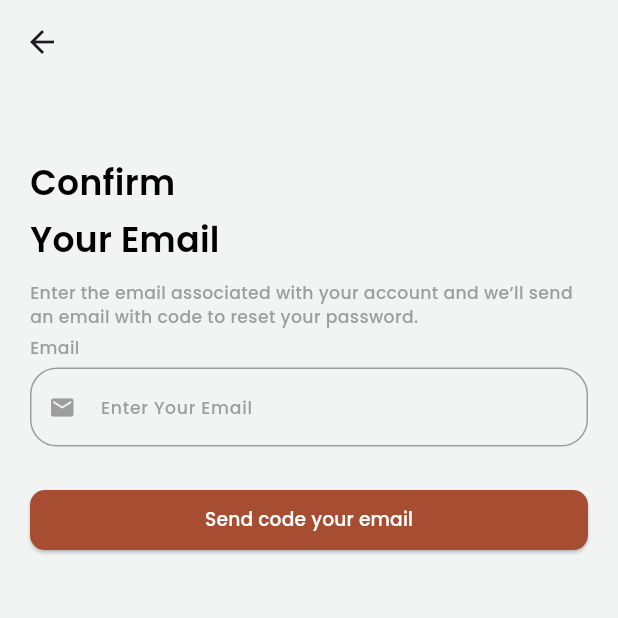
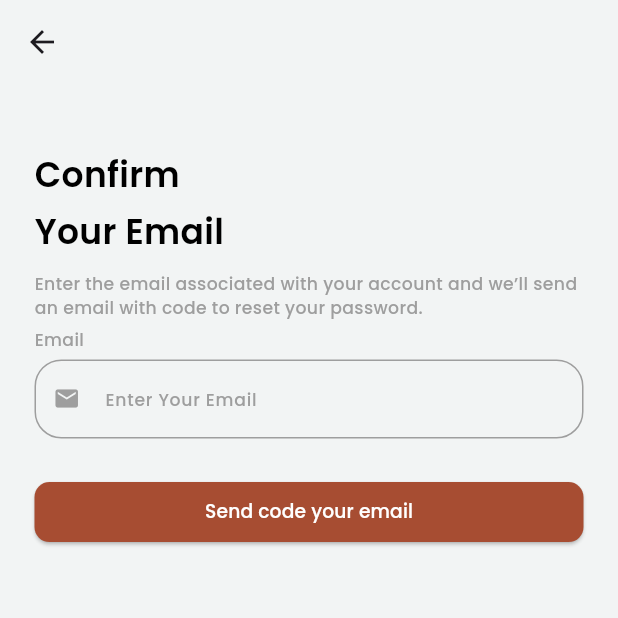
Before and after one commit to Nitin-U/cleanerapp, a Flutter app: the ForgotPasswordScreen screen opened directly, on a phone screen of 412 x 824 dp, the top half of it. Run offline on Flutter 3.47's test engine with Material 3 defaults, Android fonts, the phone set to English and light mode, and no system bars; our stand-ins replace flutter_screenutil, google_fonts, pinput.

Commit message:
increased the padding in the forgot password screen

```diff
--- a/lib/view/authentication/forgot_password/forgot_password_view/forgot_password_screen.dart
+++ b/lib/view/authentication/forgot_password/forgot_password_view/forgot_password_screen.dart
@@ -4,6 +4,7 @@ import 'package:cleanerapp/utils/appcolors.dart';
 import 'package:cleanerapp/utils/style.dart';
 import 'package:cleanerapp/view/authentication/otp/otp_screen_view/otp_screen_view.dart';
 import 'package:flutter/material.dart';
+import 'package:flutter_screenutil/flutter_screenutil.dart';
 
 class ForgotPasswordScreen extends StatelessWidget {
   const ForgotPasswordScreen({super.key});
@@ -16,7 +17,7 @@ class ForgotPasswordScreen extends StatelessWidget {
         backgroundColor: CleanerAppcolors.primarylightgreycolor,
       ),
       body: Padding(
-        padding: EdgeInsets.symmetric(vertical: 50, horizontal: 20),
+        padding: EdgeInsets.symmetric(vertical: 50.h, horizontal: 24.w),
         child: Column(
           crossAxisAlignment: CrossAxisAlignment.start,
           children: [
```
